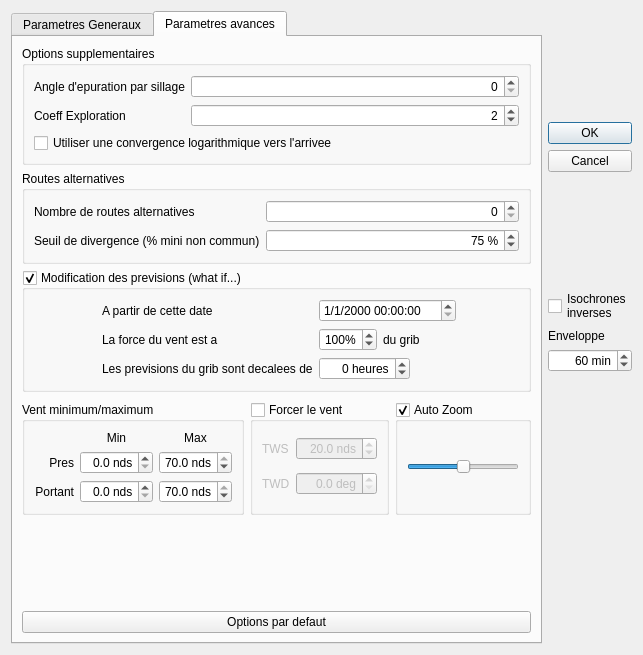
Before: the Qt Designer form src/Ui/Routage_Editor.ui in nohal/qtVlm, drawn with Qt 5.
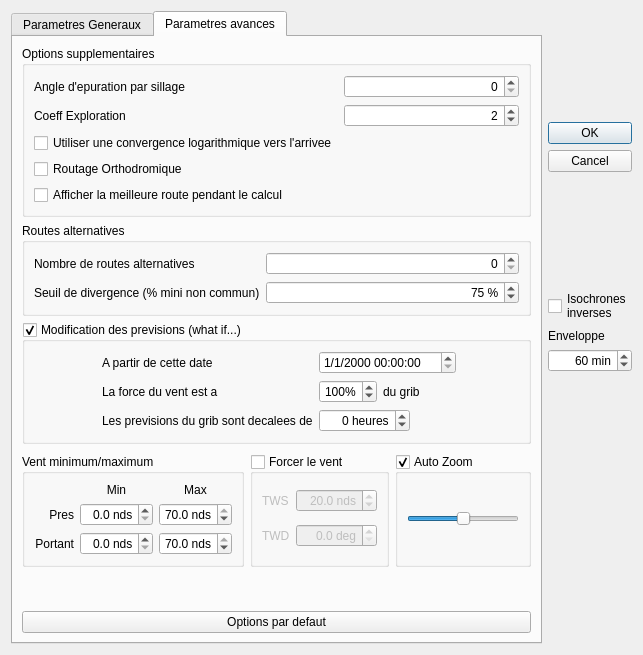
After: the same form once the commit is applied. The open tabs and pages were chosen to show the change.

The edit to the form file:
```diff
--- a/src/Ui/Routage_Editor.ui
+++ b/src/Ui/Routage_Editor.ui
@@ -585,13 +585,27 @@
             </property>
            </widget>
           </item>
-          <item row="2" column="0" colspan="2">
+          <item row="3" column="0">
+           <widget class="QCheckBox" name="RoutageOrtho">
+            <property name="text">
+             <string>Routage Orthodromique</string>
+            </property>
+           </widget>
+          </item>
+          <item row="2" column="0">
            <widget class="QCheckBox" name="log">
             <property name="text">
              <string>Utiliser une convergence logarithmique vers l'arrivee</string>
             </property>
            </widget>
           </item>
+          <item row="4" column="0">
+           <widget class="QCheckBox" name="showBestLive">
+            <property name="text">
+             <string>Afficher la meilleure route pendant le calcul</string>
+            </property>
+           </widget>
+          </item>
          </layout>
         </widget>
        </item>
@@ -601,6 +615,9 @@
           <string>Routes alternatives</string>
          </property>
          <layout class="QFormLayout" name="formLayout_2">
+          <property name="fieldGrowthPolicy">
+           <enum>QFormLayout::AllNonFixedFieldsGrow</enum>
+          </property>
           <item row="0" column="0">
            <widget class="QLabel" name="label_18">
             <property name="text">
```
Left out of the diff: 5 changed lines with no effect on the pictures.
